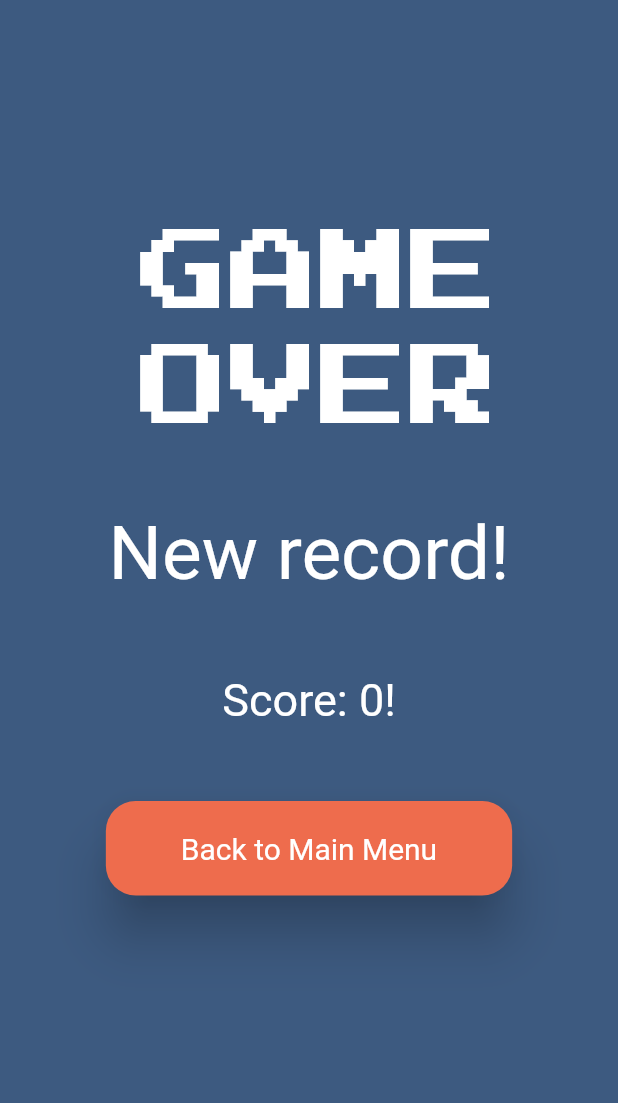
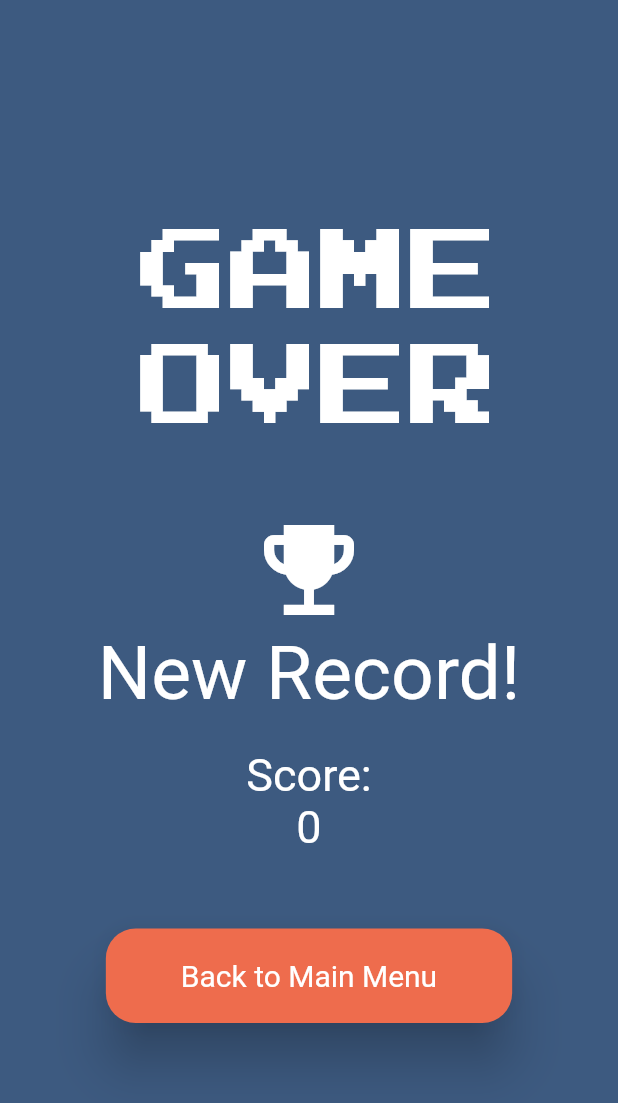
Before and after one commit to carvalho28/explode, a Flutter app: the screen it shows after launch, on a phone screen of 412 x 824 dp. Shown: the top 1103 px of the screen. Run offline on Flutter 3.47's test engine with Material 2 defaults, Android fonts, the phone set to English and light mode, and no system bars; our stand-ins replace sqflite; accounts and stored records are empty.

Commit message:
Solved issues in Record
Signed-off-by: carvalho28 <carvalhoo287@gmail.com>

```diff
--- a/lib/models/record.dart
+++ b/lib/models/record_model.dart
@@ -2,8 +2,11 @@ final String tableRecords = 'records';
 
 class RecordFields {
   static final List<String> values = [
-    /// Add all fields
-    id, correctAnswers, operators, difficulty, time
+    id,
+    correctAnswers,
+    operators,
+    difficulty,
+    time
   ];
 
   static final String id = '_id';
--- a/lib/services/crud/records_service.dart
+++ b/lib/services/crud/records_service.dart
@@ -1,4 +1,4 @@
-import 'package:explode/models/record.dart';
+import 'package:explode/models/record_model.dart';
 import 'package:path/path.dart';
 import 'package:sqflite/sqflite.dart';
 
@@ -25,7 +25,7 @@ class RecordsService {
 
   Future _createDB(Database db, int version) async {
     await db.execute('''
-    CREATE TABLE $tableRecords (
+    CREATE TABLE IF NOT EXISTS $tableRecords (
       ${RecordFields.id} INTEGER PRIMARY KEY AUTOINCREMENT,
       ${RecordFields.correctAnswers} INTEGER NOT NULL,
       ${RecordFields.operators} TEXT NOT NULL,
--- a/lib/views/record.dart
+++ b/lib/views/record.dart
@@ -1,6 +1,5 @@
 import 'package:explode/constants/general.dart';
-import 'package:explode/main.dart';
-import 'package:explode/models/record.dart';
+import 'package:explode/models/record_model.dart';
 import 'package:explode/providers/answers_provider.dart';
 import 'package:explode/providers/time_ender_provider.dart';
 import 'package:explode/services/crud/records_service.dart';
@@ -30,6 +29,7 @@ class _RecordState extends State<Record> {
   late String _operators;
   late String _difficulty;
   late int _time;
+
   late RecordModel? _record;
 
   Future refreshRecord() async {
@@ -38,10 +38,25 @@ class _RecordState extends State<Record> {
       _difficulty,
       _time,
     );
+    if (_record == null) {
+      _record = const RecordModel(
+        correctAnswers: -1,
+        operators: '',
+        difficulty: '-1',
+        time: -1,
+      );
+    } else {
+      _record = _record!.copy(
+        correctAnswers: _correctAnswers,
+        operators: _operators,
+        difficulty: _difficulty,
+        time: _time,
+      );
+    }
   }
 
   Future saveRecord() async {
-    if (_record == null) {
+    if (_record?.correctAnswers == -1) {
       await RecordsService.instance.create(
         RecordModel(
             correctAnswers: _correctAnswers,
@@ -74,13 +89,15 @@ class _RecordState extends State<Record> {
     _operators = widget.operators.join();
     _difficulty = widget.difficulty;
     _time = widget.time;
+    refreshRecord();
     super.initState();
-    refreshRecord();
   }
 
   @override
   Widget build(BuildContext context) {
+    print('Records: ');
     printRecords();
+    // print(_record!.toJson())
 
     return Scaffold(
       backgroundColor: primaryColor,
@@ -120,35 +137,56 @@ class _RecordState extends State<Record> {
                   const SizedBox(
                     height: 50,
                   ),
+                  // print game mode
                   // if new record is set, display it and say how many points were scored
-                  if (_record == null ||
+                  if (_record?.correctAnswers == -1 ||
                       _correctAnswers > _record!.correctAnswers)
-                    const Text(
-                      'New record!',
+                    Column(
+                      children: const [
+                        //  trophy icon
+                        Icon(
+                          Icons.emoji_events,
+                          color: Colors.white,
+                          size: 80,
+                        ),
+                        Text(
+                          'New Record!',
                           style: TextStyle(
                             color: Colors.white,
                             fontSize: 50,
                           ),
                         ),
-                  // if new record is not set, display the old record and say how many points were scored
-                  if (_record != null &&
-                      _correctAnswers <= _record!.correctAnswers)
+                      ],
+                    ),
+                  // if (_record?.correctAnswers != -1 &&
+                  //     _correctAnswers <= _record!.correctAnswers)
+                  //   Text(
+                  //     'Your record is still: ${_record!.correctAnswers}',
+                  //     style: const TextStyle(
+                  //       color: Colors.white,
+                  //       fontSize: 30,
+                  //     ),
+                  //   ),
+                  const SizedBox(
+                    height: 20,
+                  ),
+                  Column(
+                    children: [
+                      const Text(
+                        'Score:',
+                        style: TextStyle(
+                          color: Colors.white,
+                          fontSize: 30,
+                        ),
+                      ),
                       Text(
-                      'Record: ${_record!.correctAnswers}',
+                        '$_correctAnswers',
                         style: const TextStyle(
                           color: Colors.white,
                           fontSize: 30,
                         ),
                       ),
-                  const SizedBox(
-                    height: 50,
-                  ),
-                  Text(
-                    'Score: $_correctAnswers!',
-                    style: const TextStyle(
-                      color: Colors.white,
-                      fontSize: 30,
-                    ),
+                    ],
                   ),
                   const SizedBox(
                     height: 50,
```
Lines whose indentation alone changed are shown as unchanged.
